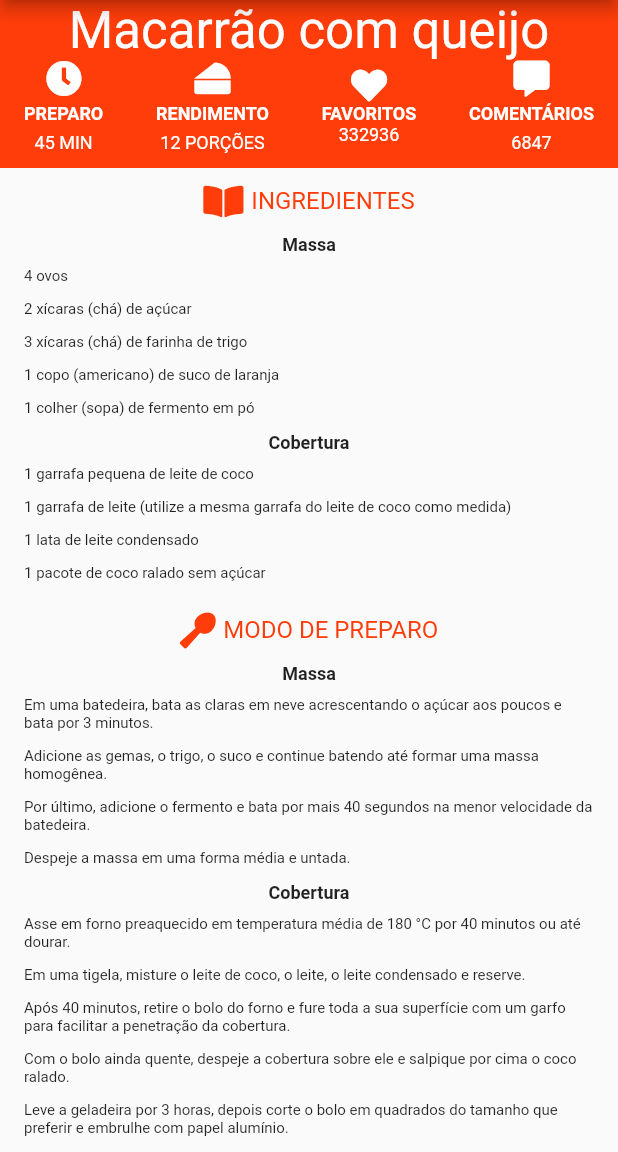
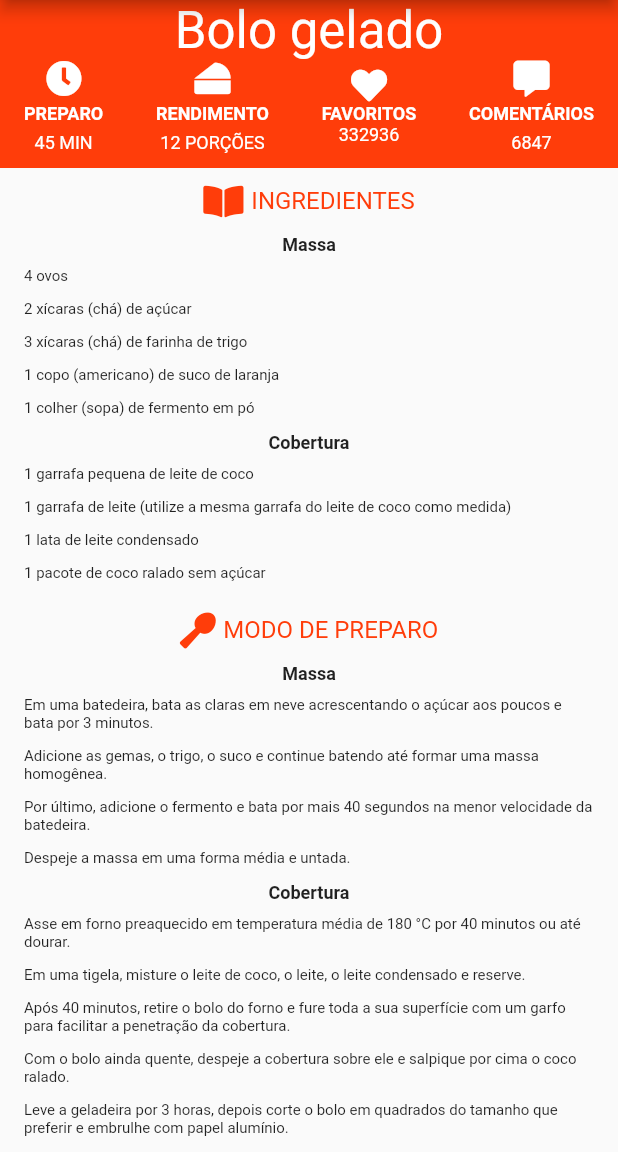
Before and after one commit to weslyyy/tudo_gostoso, a Flutter app: the screen it shows after launch, scrolled down 213 dp, on a phone screen of 412 x 824 dp, the part 84-1236 px from its top. Run offline on Flutter 3.47's test engine with Material 2 defaults, Android fonts, the phone set to English and light mode, and no system bars; our stand-ins replace font_awesome_flutter.

Commit message:
terceiro commit

```diff
--- a/lib/screens/home/home_page.dart
+++ b/lib/screens/home/home_page.dart
@@ -8,7 +8,7 @@ import 'package:tudo_gostoso/style.dart';
 
 class HomePage extends StatelessWidget {
   final recipe = Recipe(
-    name: "Macarrão com queijo",
+    name: "Bolo gelado",
     photo: "assets/images/bolo.jpg",
     preparationTime: 45,
     numberOfFavorites: 212,
```
